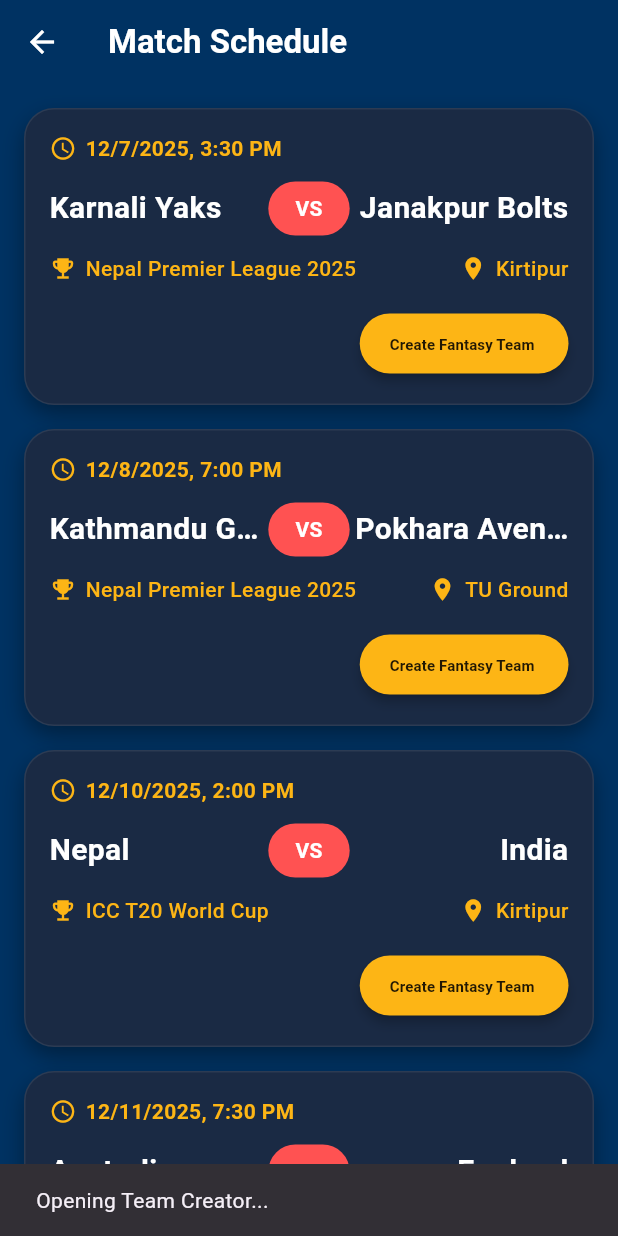
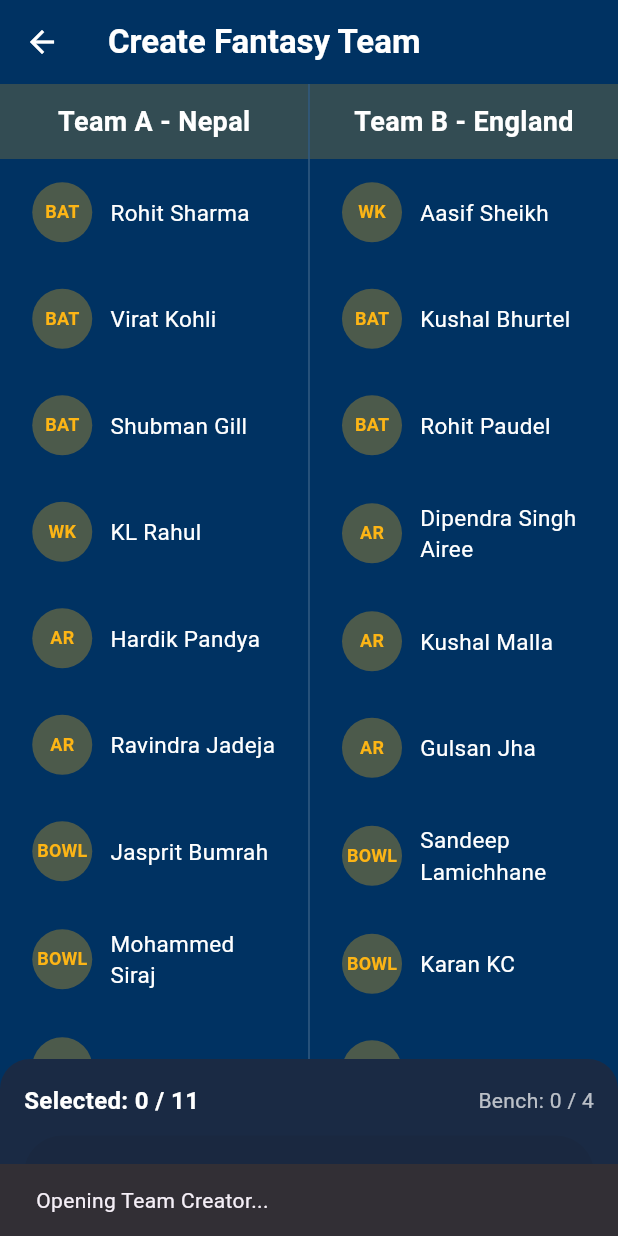
Before and after one commit to admin123KK/beyondfantasy5, a Flutter app: the GameSchedulePage screen opened directly, after a tap on "Create Fantasy Team", on a phone screen of 412 x 824 dp. Run offline on Flutter 3.47's test engine with Material 3 defaults, Android fonts, the phone set to English and light mode, and no system bars.

Commit message:
fantasy team

```diff
--- a/lib/fantasyselection.dart
+++ b/lib/fantasyselection.dart
@@ -0,0 +1,287 @@
+import 'package:flutter/material.dart';
+
+class FantasySelect extends StatefulWidget {
+  const FantasySelect({super.key});
+
+  @override
+  State<FantasySelect> createState() => _FantasySelectState();
+}
+
+class _FantasySelectState extends State<FantasySelect> {
+  // Sample player data for both teams
+  final List<Map<String, dynamic>> teamA = [
+    {'name': 'Rohit Sharma', 'role': 'BAT', 'selected': false},
+    {'name': 'Virat Kohli', 'role': 'BAT', 'selected': false},
+    {'name': 'Shubman Gill', 'role': 'BAT', 'selected': false},
+    {'name': 'KL Rahul', 'role': 'WK', 'selected': false},
+    {'name': 'Hardik Pandya', 'role': 'AR', 'selected': false},
+    {'name': 'Ravindra Jadeja', 'role': 'AR', 'selected': false},
+    {'name': 'Jasprit Bumrah', 'role': 'BOWL', 'selected': false},
+    {'name': 'Mohammed Siraj', 'role': 'BOWL', 'selected': false},
+    {'name': 'Kuldeep Yadav', 'role': 'BOWL', 'selected': false},
+    {'name': 'Yashasvi Jaiswal', 'role': 'BAT', 'selected': false},
+    {'name': 'Axar Patel', 'role': 'AR', 'selected': false},
+    {'name': 'Rishabh Pant', 'role': 'WK', 'selected': false},
+    {'name': 'Suryakumar Yadav', 'role': 'BAT', 'selected': false},
+    {'name': 'Arshdeep Singh', 'role': 'BOWL', 'selected': false},
+  ];
+
+  final List<Map<String, dynamic>> teamB = [
+    {'name': 'Aasif Sheikh', 'role': 'WK', 'selected': false},
+    {'name': 'Kushal Bhurtel', 'role': 'BAT', 'selected': false},
+    {'name': 'Rohit Paudel', 'role': 'BAT', 'selected': false},
+    {'name': 'Dipendra Singh Airee', 'role': 'AR', 'selected': false},
+    {'name': 'Kushal Malla', 'role': 'AR', 'selected': false},
+    {'name': 'Gulsan Jha', 'role': 'AR', 'selected': false},
+    {'name': 'Sandeep Lamichhane', 'role': 'BOWL', 'selected': false},
+    {'name': 'Karan KC', 'role': 'BOWL', 'selected': false},
+    {'name': 'Sompal Kami', 'role': 'BOWL', 'selected': false},
+    {'name': 'Lalit Rajbanshi', 'role': 'BOWL', 'selected': false},
+    {'name': 'Anil Sah', 'role': 'WK', 'selected': false},
+    {'name': 'Bhuwan Karki', 'role': 'AR', 'selected': false},
+    {'name': 'Gulshan Kumar Jha', 'role': 'AR', 'selected': false},
+    {'name': 'Abinash Bohara', 'role': 'BOWL', 'selected': false},
+  ];
+
+  int get selectedCount =>
+      teamA.where((p) => p['selected']).length +
+      teamB.where((p) => p['selected']).length;
+
+  bool get canCreateTeam => selectedCount == 11;
+
+  void togglePlayer(int teamIndex, int playerIndex) {
+    setState(() {
+      final team = teamIndex == 0 ? teamA : teamB;
+      final player = team[playerIndex];
+
+      // Prevent selecting more than 7 from one team
+      final teamSelected = team.where((p) => p['selected']).length;
+      if (!player['selected'] && teamSelected >= 7) {
+        ScaffoldMessenger.of(context).showSnackBar(
+          const SnackBar(content: Text('Maximum 7 players from one team')),
+        );
+        return;
+      }
+
+      player['selected'] = !player['selected'];
+    });
+  }
+
+  @override
+  Widget build(BuildContext context) {
+    return Scaffold(
+      backgroundColor: const Color(0xFF003262),
+      appBar: AppBar(
+        backgroundColor: const Color(0xFF003262),
+        elevation: 0,
+        title: const Text(
+          'Create Fantasy Team',
+          style: TextStyle(color: Colors.white, fontWeight: FontWeight.bold),
+        ),
+        leading: const Icon(Icons.arrow_back, color: Colors.white),
+      ),
+      body: Column(
+        children: [
+          // Team selection area
+          Expanded(
+            child: Row(
+              children: [
+                // Team A (Left)
+                Expanded(
+                  child: Column(
+                    children: [
+                      Container(
+                        width: double.infinity,
+                        padding: const EdgeInsets.symmetric(vertical: 12),
+                        color: const Color(0xFFFDB515).withOpacity(0.2),
+                        child: const Center(
+                          child: Text(
+                            'Team A - Nepal',
+                            style: TextStyle(
+                              color: Colors.white,
+                              fontSize: 18,
+                              fontWeight: FontWeight.bold,
+                            ),
+                          ),
+                        ),
+                      ),
+                      Expanded(
+                        child: ListView.builder(
+                          itemCount: teamA.length,
+                          itemBuilder: (context, i) {
+                            final player = teamA[i];
+                            return _buildPlayerTile(player, i, 0);
+                          },
+                        ),
+                      ),
+                    ],
+                  ),
+                ),
+
+                // Divider
+                Container(
+                  width: 1,
+                  color: Colors.white.withOpacity(0.2),
+                ),
+
+                // Team B (Right)
+                Expanded(
+                  child: Column(
+                    children: [
+                      Container(
+                        width: double.infinity,
+                        padding: const EdgeInsets.symmetric(vertical: 12),
+                        color: const Color(0xFFFDB515).withOpacity(0.2),
+                        child: const Center(
+                          child: Text(
+                            'Team B - England',
+                            style: TextStyle(
+                              color: Colors.white,
+                              fontSize: 18,
+                              fontWeight: FontWeight.bold,
+                            ),
+                          ),
+                        ),
+                      ),
+                      Expanded(
+                        child: ListView.builder(
+                          itemCount: teamB.length,
+                          itemBuilder: (context, i) {
+                            final player = teamB[i];
+                            return _buildPlayerTile(player, i, 1);
+                          },
+                        ),
+                      ),
+                    ],
+                  ),
+                ),
+              ],
+            ),
+          ),
+
+          // Bottom bar: Selected count + Create button
+          Container(
+            padding: const EdgeInsets.all(16),
+            decoration: BoxDecoration(
+              color: const Color(0xFF1A2A44),
+              borderRadius:
+                  const BorderRadius.vertical(top: Radius.circular(20)),
+            ),
+            child: Column(
+              children: [
+                Row(
+                  mainAxisAlignment: MainAxisAlignment.spaceBetween,
+                  children: [
+                    Text(
+                      'Selected: $selectedCount / 11',
+                      style: TextStyle(
+                        color: selectedCount == 11
+                            ? Colors.greenAccent
+                            : Colors.white,
+                        fontSize: 16,
+                        fontWeight: FontWeight.bold,
+                      ),
+                    ),
+                    Text(
+                      'Bench: ${selectedCount > 11 ? selectedCount - 11 : 0} / 4',
+                      style: TextStyle(
+                        color: Colors.white70,
+                        fontSize: 14,
+                      ),
+                    ),
+                  ],
+                ),
+                const SizedBox(height: 12),
+                SizedBox(
+                  width: double.infinity,
+                  child: ElevatedButton(
+                    onPressed: canCreateTeam
+                        ? () {
+                            ScaffoldMessenger.of(context).showSnackBar(
+                              const SnackBar(
+                                  content: Text('Team Created Successfully!')),
+                            );
+                          }
+                        : null,
+                    style: ElevatedButton.styleFrom(
+                      backgroundColor:
+                          canCreateTeam ? const Color(0xFFFDB515) : Colors.grey,
+                      foregroundColor: Colors.black87,
+                      padding: const EdgeInsets.symmetric(vertical: 14),
+                      shape: RoundedRectangleBorder(
+                        borderRadius: BorderRadius.circular(30),
+                      ),
+                      elevation: 4,
+                    ),
+                    child: Text(
+                      canCreateTeam
+                          ? 'Create Team & Join Contest'
+                          : 'Select 11 Players',
+                      style: const TextStyle(
+                        fontSize: 16,
+                        fontWeight: FontWeight.bold,
+                      ),
+                    ),
+                  ),
+                ),
+              ],
+            ),
+          ),
+        ],
+      ),
+    );
+  }
+
+  Widget _buildPlayerTile(
+      Map<String, dynamic> player, int index, int teamIndex) {
+    final isSelected = player['selected'] as bool;
+
+    return GestureDetector(
+      onTap: () => togglePlayer(teamIndex, index),
+      child: Container(
+        margin: const EdgeInsets.symmetric(vertical: 4, horizontal: 8),
+        padding: const EdgeInsets.symmetric(vertical: 10, horizontal: 12),
+        decoration: BoxDecoration(
+          color: isSelected
+              ? const Color(0xFFFDB515).withOpacity(0.25)
+              : Colors.transparent,
+          borderRadius: BorderRadius.circular(12),
+          border: Border.all(
+            color: isSelected ? const Color(0xFFFDB515) : Colors.transparent,
+            width: 1.5,
+          ),
+        ),
+        child: Row(
+          children: [
+            CircleAvatar(
+              radius: 20,
+              backgroundColor: const Color(0xFFFDB515).withOpacity(0.3),
+              child: Text(
+                player['role'],
+                style: const TextStyle(
+                  color: Color(0xFFFDB515),
+                  fontSize: 12,
+                  fontWeight: FontWeight.bold,
+                ),
+              ),
+            ),
+            const SizedBox(width: 12),
+            Expanded(
+              child: Text(
+                player['name'],
+                style: TextStyle(
+                  color: isSelected ? const Color(0xFFFDB515) : Colors.white,
+                  fontSize: 15,
+                  fontWeight: isSelected ? FontWeight.bold : FontWeight.normal,
+                ),
+              ),
+            ),
+            if (isSelected)
+              const Icon(Icons.check_circle,
+                  color: Color(0xFFFDB515), size: 20),
+          ],
+        ),
+      ),
+    );
+  }
+}
--- a/lib/schedulepage.dart
+++ b/lib/schedulepage.dart
@@ -1,3 +1,4 @@
+import 'package:beyondfantasy/fantasyselection.dart';
 import 'package:flutter/material.dart';
 
 class GameSchedulePage extends StatelessWidget {
@@ -188,7 +189,10 @@
                   alignment: Alignment.centerRight,
                   child: ElevatedButton(
                     onPressed: () {
-                      // TODO: Navigate to Create Team page
+                      Navigator.push(
+                          context,
+                          MaterialPageRoute(
+                              builder: (context) => FantasySelect()));
                       ScaffoldMessenger.of(context).showSnackBar(
                         const SnackBar(
                             content: Text('Opening Team Creator...')),
```
